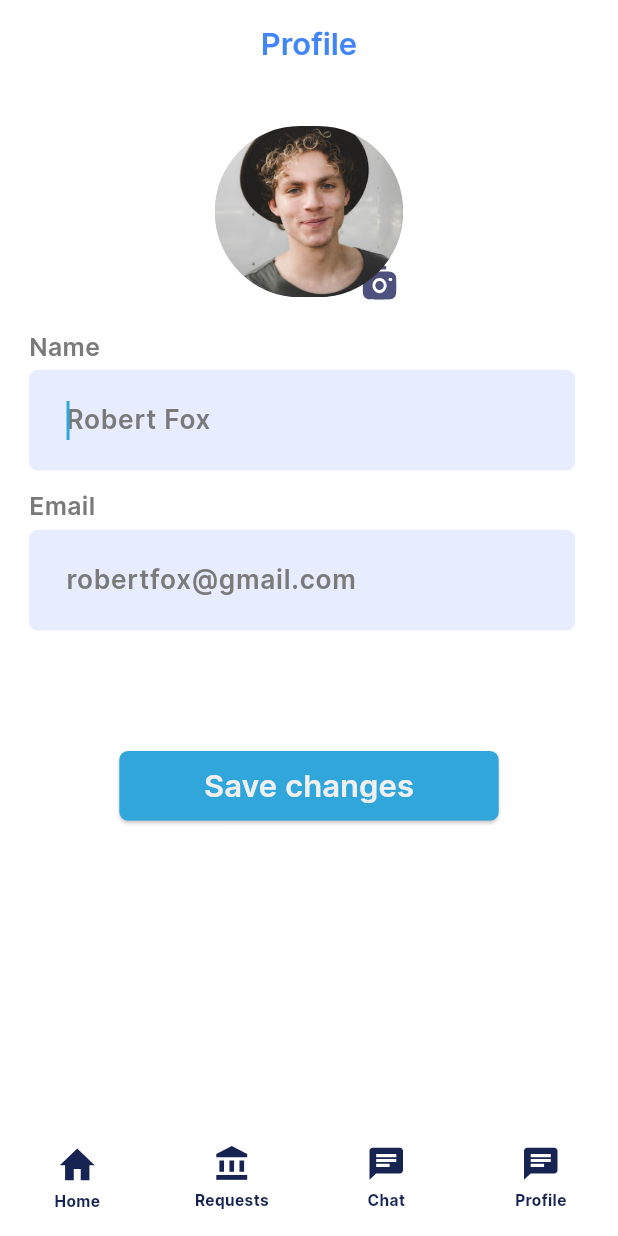
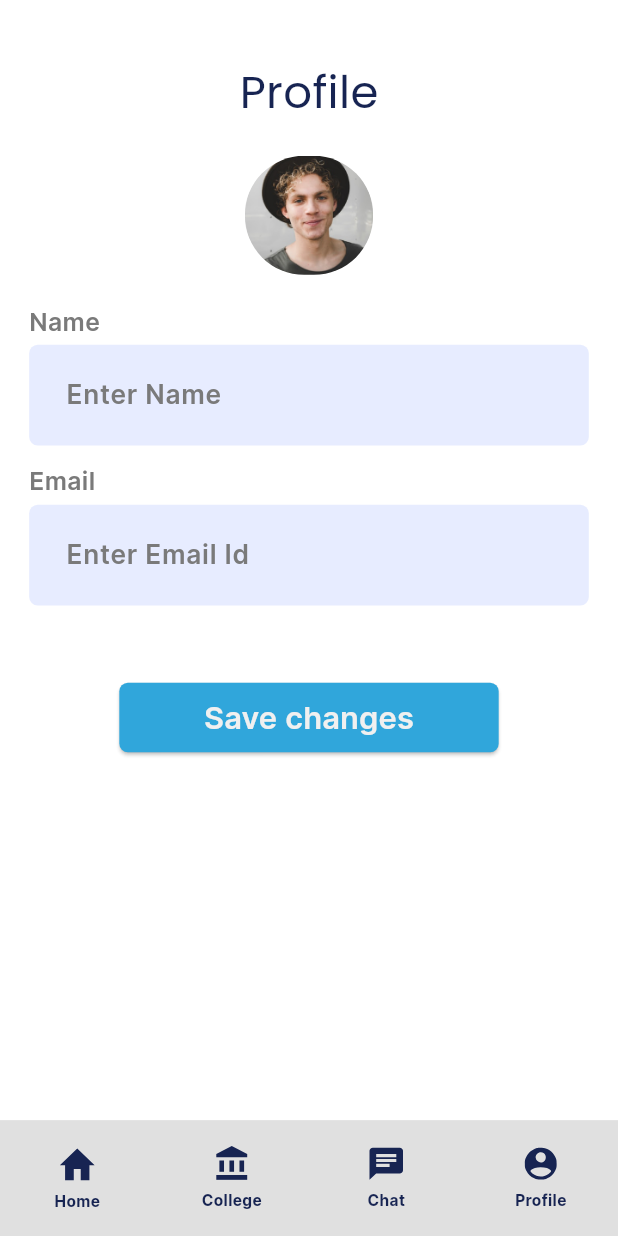
Before and after one commit to sandeshshinde30/EduConsult, a Flutter app: the ConsulteeProfileContainerScreen screen opened by its route, on a phone screen of 412 x 824 dp. Run offline on Flutter 3.47's test engine with Material 3 defaults, Android fonts, the light colour scheme and no system bars; our stand-ins replace cached_network_image, flutter_svg.

Commit message:
Bottom NavBar Function Added

```diff
--- a/EduConsult/lib/core/utils/image_constant.dart
+++ b/EduConsult/lib/core/utils/image_constant.dart
@@ -49,6 +49,8 @@
 
   static String imgNavChat = '$imagePath/img_nav_chat.svg';
 
+  static String imgProfile = '$imagePath/icons8-male-user-96_-xxxhdpi_.svg';
+
   static String imgContrast = '$imagePath/img_contrast.svg';
 
 
--- a/EduConsult/lib/presentation/consultee_profile_page/consultee_profile_page.dart
+++ b/EduConsult/lib/presentation/consultee_profile_page/consultee_profile_page.dart
@@ -23,45 +23,41 @@
     return SafeArea(
       child: Scaffold(
         resizeToAvoidBottomInset: false,
-        appBar: _buildAppBar(context),
-        body: SizedBox(
-          width: SizeUtils.width,
-          child: SingleChildScrollView(
-            padding: EdgeInsets.only(
-              bottom: MediaQuery.of(context).viewInsets.bottom,
-            ),
-            child: Form(
+        // appBar: _buildAppBar(context),
+        body:  Form(
               key: _formKey,
               child: Container(
                 width: double.maxFinite,
                 padding: EdgeInsets.symmetric(
                   horizontal: 17.h,
-                  vertical: 24.v,
+                  vertical: 10.v,
                 ),
                 child: Column(
                   crossAxisAlignment: CrossAxisAlignment.start,
                   children: [
+                    SizedBox(height: 30,),
+                    Align(
+                      alignment: Alignment.center,
+                      child: Text(
+                        "Profile",
+                        style: TextStyle(color: Color(0xFF172452),fontSize: 30),
+                      ),
+                    ),
+                    SizedBox(height: 20.v),
                     Align(
                       alignment: Alignment.center,
                       child: SizedBox(
-                        height: 114.v,
-                        width: 110.h,
+                        height: 77.v,
+                        width: 75.h,
                         child: Stack(
                           alignment: Alignment.center,
                           children: [
                             CustomImageView(
-                              imagePath: ImageConstant.imgUser,
-                              height: 22.adaptSize,
-                              width: 22.adaptSize,
-                              alignment: Alignment.bottomRight,
-                              margin: EdgeInsets.only(right: 4.h),
-                            ),
-                            CustomImageView(
-                              imagePath: ImageConstant.imgEllipse12111x110,
-                              height: 111.v,
-                              width: 110.h,
+                              imagePath: ImageConstant.imgEllipse12,
+                              height: 100.adaptSize,
+                              width: 100.adaptSize,
                               radius: BorderRadius.circular(
-                                55.h,
+                                37.h,
                               ),
                               alignment: Alignment.center,
                             ),
@@ -75,12 +71,10 @@
                       style: CustomTextStyles.titleMediumInter,
                     ),
                     SizedBox(height: 3.v),
-                    Padding(
-                      padding: EdgeInsets.only(right: 8.h),
-                      child: CustomTextFormField(
+                    CustomTextFormField(
+                      autofocus: false,
                       controller: nameController,
-                        hintText: "Robert Fox",
-                      ),
+                      hintText: "Enter Name",
                     ),
                     SizedBox(height: 11.v),
                     Text(
@@ -88,16 +82,14 @@
                       style: CustomTextStyles.titleMediumInter,
                     ),
                     SizedBox(height: 4.v),
-                    Padding(
-                      padding: EdgeInsets.only(right: 8.h),
-                      child: CustomTextFormField(
+                    CustomTextFormField(
+                      autofocus: false,
                       controller: emailController,
-                        hintText: "robertfox@gmail.com",
+                      hintText: "Enter Email Id",
                       textInputAction: TextInputAction.done,
                       textInputType: TextInputType.emailAddress,
                     ),
-                    ),
-                    SizedBox(height: 78.v),
+                    SizedBox(height: 50.v),
                     CustomElevatedButton(
                       height: 45.v,
                       width: 221.h,
@@ -110,18 +102,13 @@
               ),
             ),
       ),
-        ),
-      ),
     );
   }
 
   /// Section Widget
   PreferredSizeWidget _buildAppBar(BuildContext context) {
     return CustomAppBar(
-      centerTitle: true,
-      title: AppbarSubtitle(
-        text: "Profile",
-      ),
+
     );
   }
 }
--- a/EduConsult/lib/widgets/custom_bottom_bar.dart
+++ b/EduConsult/lib/widgets/custom_bottom_bar.dart
@@ -35,10 +35,10 @@
       type: BottomBarEnum.Chat,
     ),
     BottomMenuModel(
-      icon: ImageConstant.imgNavChat,
-      activeIcon: ImageConstant.imgNavChat,
+      icon: ImageConstant.imgProfile,
+      activeIcon: ImageConstant.imgProfile,
       title: "Profile",
-      type: BottomBarEnum.Chat,
+      type: BottomBarEnum.Profile,
     )
   ];
 
@@ -61,7 +61,7 @@
         ],
       ),
       child: BottomNavigationBar(
-        backgroundColor: Colors.transparent,
+        backgroundColor: Colors.black12,
         showSelectedLabels: false,
         showUnselectedLabels: false,
         selectedFontSize: 0,
--- a/EduConsult/lib/widgets/custom_bottom_bar_consultant.dart
+++ b/EduConsult/lib/widgets/custom_bottom_bar_consultant.dart
@@ -14,6 +14,8 @@
 
 class CustomBottomBarState extends State<CustomBottomBar> {
   int selectedIndex = 0;
+
+  List<String> NavString = ['/home_screen_consultee_screen','/college_list_screen','/consultee_chat_list_container_screen','/consultee_profile_container_screen'];
 
   List<BottomMenuModel> bottomMenuList = [
     BottomMenuModel(
@@ -35,10 +37,10 @@
       type: BottomBarEnum.Chat,
     ),
     BottomMenuModel(
-      icon: ImageConstant.imgNavChat,
-      activeIcon: ImageConstant.imgNavChat,
+      icon: ImageConstant.imgProfile,
+      activeIcon: ImageConstant.imgProfile,
       title: "Profile",
-      type: BottomBarEnum.Chat,
+      type: BottomBarEnum.Profile,
     )
   ];
 
@@ -118,7 +120,9 @@
         onTap: (index) {
           selectedIndex = index;
           widget.onChanged?.call(bottomMenuList[index].type);
-          setState(() {});
+          setState(() {
+            Navigator.pushNamed(context,NavString[selectedIndex]);
+          });
         },
       ),
     );
```
Also changed, not shown: EduConsult/lib/presentation/college_list_screen/college_list_screen.dart (+14 -7 lines), EduConsult/lib/presentation/consultee_chat_list_container_screen/consultee_chat_list_container_screen.dart (+18 -8 lines), EduConsult/lib/presentation/consultee_profile_container_screen/consultee_profile_container_screen.dart (+21 -10 lines), EduConsult/lib/presentation/home_screen_consultee_screen/home_screen_consultee_screen.dart (+16 -7 lines), EduConsult/assets/images/icons8-male-user-96_-xxxhdpi_.svg (added). Lines whose indentation alone changed are shown as unchanged.
